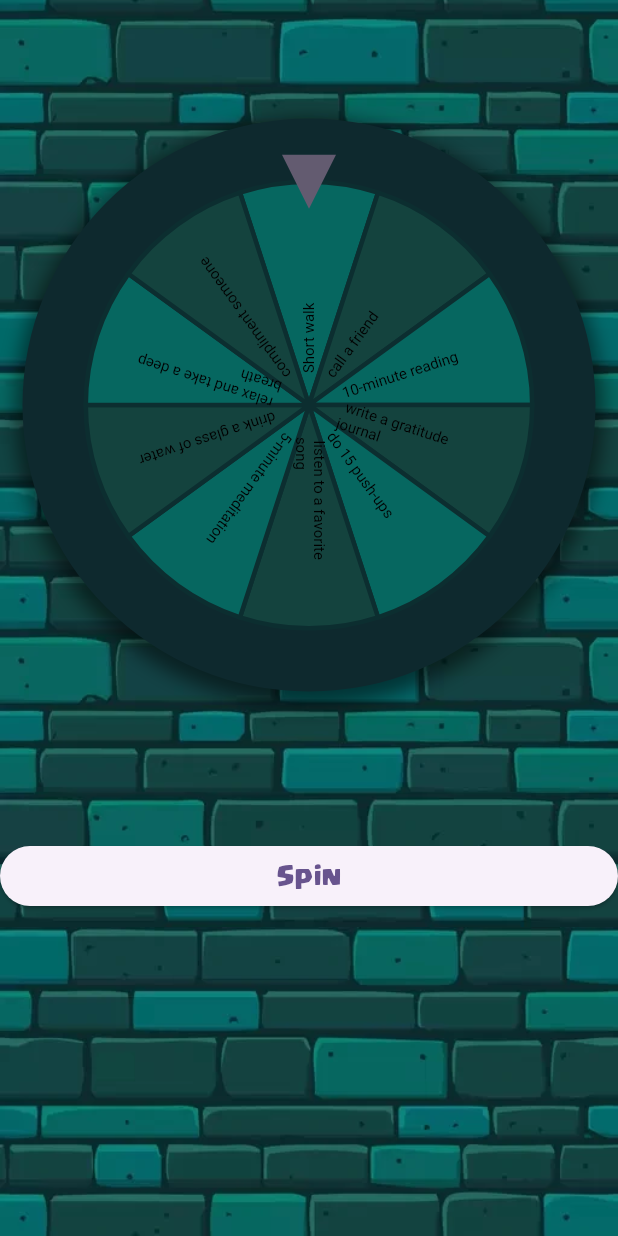
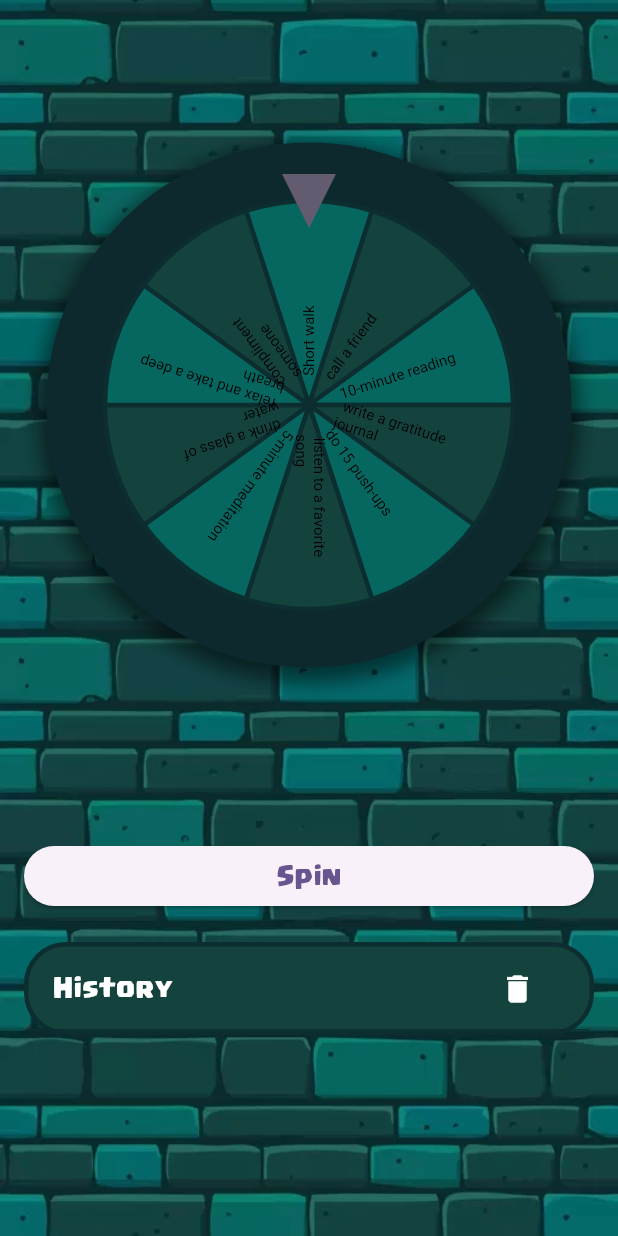
Before and after one commit to siddastic/code_frame, a Flutter app: the GameScreen screen opened by its route, on a phone screen of 412 x 824 dp. Run offline on Flutter 3.47's test engine with Material 3 defaults, Android fonts, the phone set to English and light mode, and no system bars; drawn by our look-alikes of flutter_fortune_wheel; our stand-ins replace shimmer; missing offline and left inert: soundpool.

Commit message:
win history

```diff
--- a/lib/screens/game_screen.dart
+++ b/lib/screens/game_screen.dart
@@ -23,6 +23,7 @@ class _GameScreenState extends State<GameScreen> {
   List<String> items =
       "Short walk, call a friend, 10-minute reading, write a gratitude journal, do 15 push-ups, listen to a favorite song, 5-minute meditation, drink a glass of water, relax and take a deep breath, compliment someone"
           .split(',');
+  List<String> history = [];
   StreamController<int> selected = StreamController<int>();
 
   Soundpool pool = Soundpool.fromOptions(
@@ -64,6 +65,7 @@ class _GameScreenState extends State<GameScreen> {
     return Scaffold(
       body: Background(
         child: ListView(
+          padding: const EdgeInsets.symmetric(horizontal: 16),
           children: [
             Container(
               padding: const EdgeInsets.all(5),
@@ -88,7 +90,7 @@ class _GameScreenState extends State<GameScreen> {
                     duration: const Duration(seconds: 1),
                     curve: Curves.decelerate,
                   ),
-                  duration: Duration(seconds: 5),
+                  duration: const Duration(seconds: 5),
                   onFling: () {
                     selected.add(1);
                   },
@@ -127,6 +129,7 @@ class _GameScreenState extends State<GameScreen> {
               onPressed: () async {
                 currentWheelIndex = Random().nextInt(items.length);
                 selected.add(currentWheelIndex);
+                history.add(items[currentWheelIndex]);
                 await Future.delayed(const Duration(seconds: 5));
                 showDialog(
                   context: context,
@@ -138,9 +141,71 @@ class _GameScreenState extends State<GameScreen> {
                     );
                   },
                 );
+                setState(() {});
               },
               child: const Text("Spin"),
             ),
+            const Space(20),
+            Container(
+              decoration: BoxDecoration(
+                color: const Color(0xff14433e),
+                borderRadius: BorderRadius.circular(28),
+                border: Border.all(
+                  color: const Color(0xff0c2e30),
+                  width: 3,
+                ),
+              ),
+              child: Column(
+                children: [
+                  ListTile(
+                    title: const Text(
+                      "History",
+                      style: TextStyle(
+                        fontSize: 14,
+                        color: Colors.white,
+                      ),
+                    ),
+                    trailing: IconButton(
+                      onPressed: () {
+                        history.clear();
+                        setState(() {});
+                      },
+                      icon: const Icon(
+                        Icons.delete,
+                        color: Colors.white,
+                      ),
+                    ),
+                  ),
+                  const Divider(
+                    height: 0,
+                    color: Color(0xff0c2e30),
+                  ),
+                  for (var i = 0; i < history.length; i++)
+                    Container(
+                      margin: const EdgeInsets.symmetric(
+                          horizontal: 4, vertical: 2),
+                      decoration: BoxDecoration(
+                        color: const Color(0xff0c2e30),
+                        borderRadius: i == history.length - 1
+                            ? const BorderRadius.only(
+                                bottomLeft: Radius.circular(28),
+                                bottomRight: Radius.circular(28))
+                            : null,
+                      ),
+                      child: ListTile(
+                        title: Text(
+                          history[i],
+                          style: const TextStyle(
+                            fontSize: 16,
+                            color: Colors.white,
+                          ),
+                        ),
+                      ),
+                    ),
+                ],
+              ),
+            ),
+            const Space(50),
           ],
         ),
       ),
```
